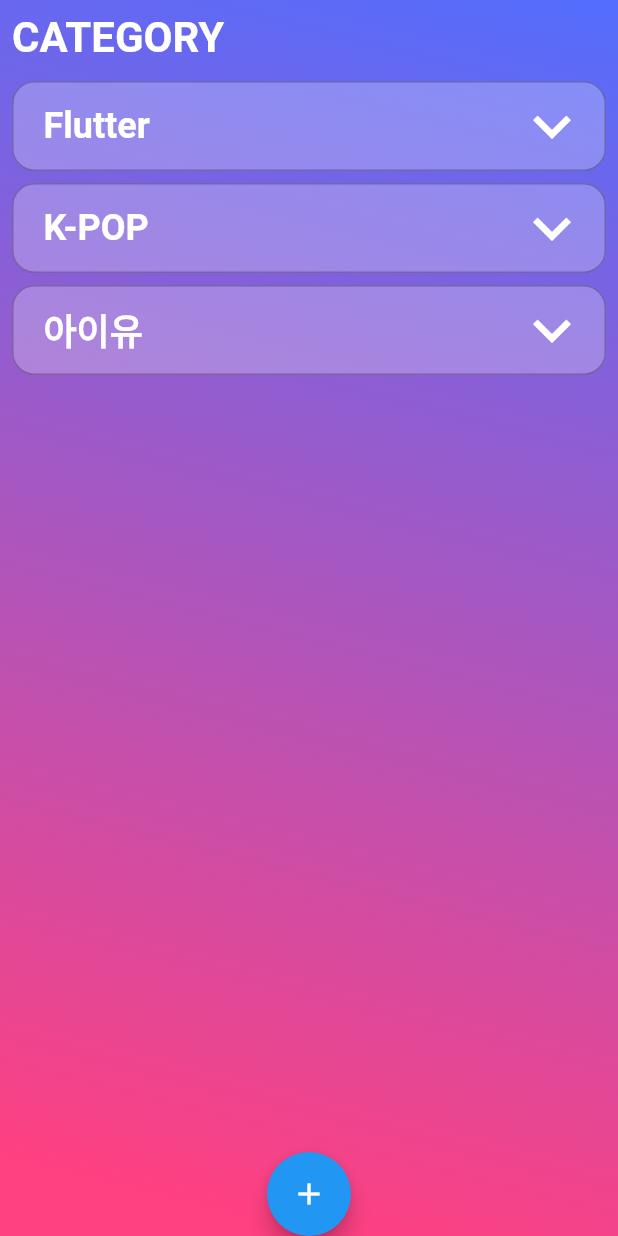
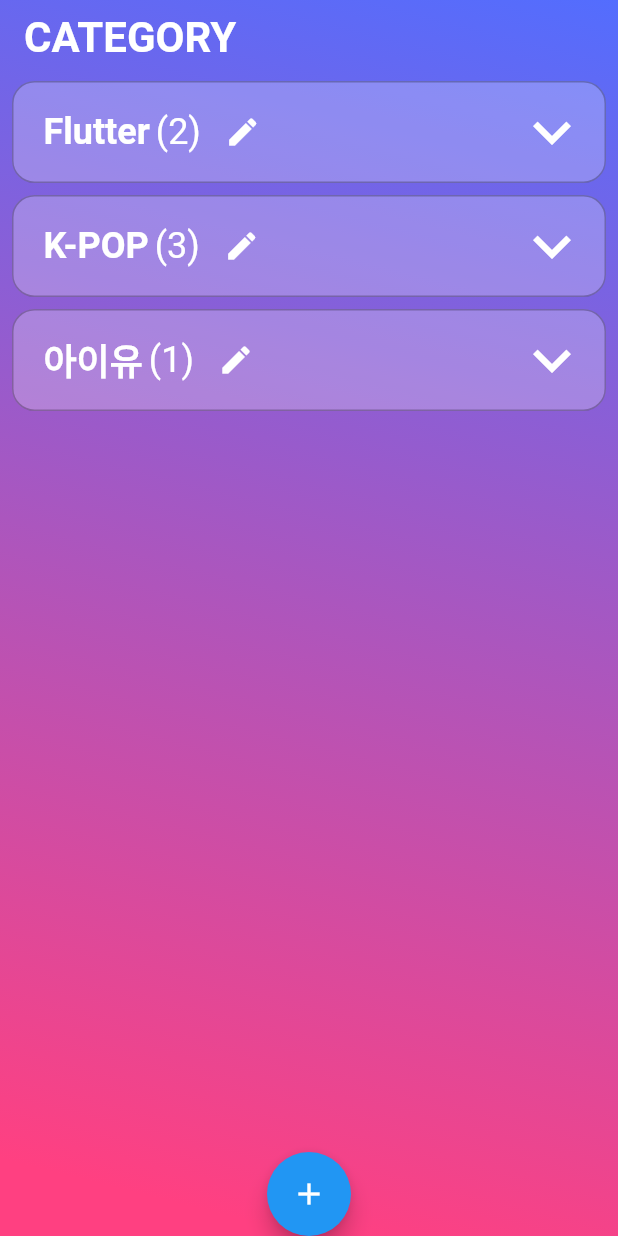
Before and after one commit to eic1223/flutter_youtube_categorizer, a Flutter app: the screen it shows after launch, on a phone screen of 412 x 824 dp. Run offline on Flutter 3.47's test engine with Material 2 defaults, Android fonts, the phone set to English and light mode, and no system bars; our stand-ins replace shared_preferences; missing offline and left inert: flutter_material_pickers, youtube_api.

Commit message:
developmeng: 70% todo :  - data save logics (provider?)  - restriction system between free users and paid users  - ui design

```diff
--- a/lib/main.dart
+++ b/lib/main.dart
@@ -80,7 +80,7 @@ class _HomeScreenState extends State<HomeScreen> {
                 child: Align(
                   alignment: Alignment.centerLeft,
                   child: Padding(
-                    padding: const EdgeInsets.all(8.0),
+                    padding: EdgeInsets.only(left: 16),
                     child: Text(
                       "CATEGORY",
                       style: TextStyle(
@@ -93,6 +93,7 @@ class _HomeScreenState extends State<HomeScreen> {
               ),
               Expanded(
                 child: ListView(
+                  scrollDirection: Axis.vertical,
                   children: List.generate(categories.length, (index) {
                     return CategoryButton(
                       categories[index],
--- a/lib/widget/category_button.dart
+++ b/lib/widget/category_button.dart
@@ -36,21 +36,47 @@ class _CategoryButtonState extends State<CategoryButton> {
         },*/
         child: Container(
           width: MediaQuery.of(context).size.width,
-          height: isExpanded ? 200 : 60,
+          height: isExpanded ? 172 : 68,
           child: Column(
             mainAxisAlignment:
                 isExpanded ? MainAxisAlignment.start : MainAxisAlignment.center,
             children: <Widget>[
-              Row(
+              Padding(
+                padding: const EdgeInsets.only(top: 8, bottom: 8),
+                child: Row(
                   mainAxisAlignment: MainAxisAlignment.spaceBetween,
                   children: <Widget>[
                     Padding(
                       padding: const EdgeInsets.only(left: 20.0),
-                    child: Text(widget.category.getCategoryName(),
+                      child: Row(
+                        children: <Widget>[
+                          Text(widget.category.getCategoryName(),
                               style: TextStyle(
                                   fontSize: 24,
                                   color: Colors.white,
                                   fontWeight: FontWeight.bold)),
+                          Padding(
+                            padding: const EdgeInsets.all(4.0),
+                            child:
+                                Text("(${widget.category.getChannelCount()})",
+                                    style: TextStyle(
+                                      fontSize: 24,
+                                      color: Colors.white,
+                                    )),
+                          ),
+                          InkWell(
+                            onTap: () =>
+                                {_navigateAndDisplaySelection(context)},
+                            child: Padding(
+                              padding: const EdgeInsets.all(12.0),
+                              child: Icon(
+                                Icons.edit,
+                                color: Colors.white,
+                              ),
+                            ),
+                          ),
+                        ],
+                      ),
                     ),
                     Padding(
                       padding: const EdgeInsets.only(right: 10.0),
@@ -75,77 +101,27 @@ class _CategoryButtonState extends State<CategoryButton> {
                     ),
                   ],
                 ),
+              ),
               isExpanded
                   ? Column(
+                      mainAxisAlignment: MainAxisAlignment.spaceAround,
+                      crossAxisAlignment: CrossAxisAlignment.start,
                       children: <Widget>[
-                        Row(
-                          mainAxisAlignment: MainAxisAlignment.start,
-                          children: <Widget>[
-                            for (Channel i in widget.category.getChannelList())
-                              InkWell(
-                                onTap: () => {
-                                  Navigator.push(
-                                    context,
-                                    MaterialPageRoute(
-                                        builder: (context) =>
-                                            VideoListScreen(i)),
-                                  )
+                        Padding(
+                          padding: const EdgeInsets.symmetric(vertical: 8.0),
+                          child: Container(
+                            height: 88,
+                            child: ListView.builder(
+                              scrollDirection: Axis.horizontal,
+                              shrinkWrap: true,
+                              itemCount:
+                                  widget.category.getChannelList().length,
+                              itemBuilder: (BuildContext context, int index) {
+                                return ChannelIcon(
+                                    widget.category.getChannelList()[index]);
                               },
-                                child: Container(
-                                    width: 100,
-                                    height: 100,
-                                    decoration: BoxDecoration(
-                                      color: Colors.transparent,
-                                    ),
-                                    child: Column(
-                                      children: <Widget>[
-                                        Container(
-                                          width: 50,
-                                          height: 50,
-                                          decoration: BoxDecoration(
-                                              borderRadius:
-                                                  BorderRadius.circular(15),
-                                              image: DecorationImage(
-                                                  image: NetworkImage(
-                                                      i.getChannelThumb()))),
-                                        ),
-                                        Padding(
-                                          padding: const EdgeInsets.all(4.0),
-                                          child: Text(
-                                            i.getChannelTitle(),
-                                            overflow: TextOverflow.ellipsis,
-                                            style: TextStyle(
-                                                color: Colors.white,
-                                                fontSize: 18,
-                                                fontWeight: FontWeight.bold),
                             ),
                           ),
-                                      ],
-                                    )),
-                              )
-                          ],
-                        ),
-                        Row(
-                          mainAxisAlignment: MainAxisAlignment.center,
-                          children: <Widget>[
-                            InkWell(
-                              onTap: () =>
-                                  {_navigateAndDisplaySelection(context)},
-                              child: Container(
-                                width: MediaQuery.of(context).size.width * 0.4,
-                                height: 40,
-                                decoration: BoxDecoration(
-                                    borderRadius: BorderRadius.circular(10),
-                                    border: Border.all(
-                                        width: 2, color: Colors.white),
-                                    color: Colors.transparent),
-                                child: Icon(
-                                  Icons.edit,
-                                  color: Colors.white,
-                                ),
-                              ),
-                            ),
-                          ],
                         ),
                       ],
                     )
@@ -182,3 +158,52 @@ class _CategoryButtonState extends State<CategoryButton> {
     print("꺼내자 : ");
   }
 }
+
+class ChannelIcon extends StatelessWidget {
+  ChannelIcon(
+    this.i,
+  );
+
+  final Channel i;
+
+  @override
+  Widget build(BuildContext context) {
+    return InkWell(
+      onTap: () => {
+        Navigator.push(
+          context,
+          MaterialPageRoute(builder: (context) => VideoListScreen(i)),
+        )
+      },
+      child: Container(
+          width: 100,
+          height: 100,
+          decoration: BoxDecoration(
+            color: Colors.transparent,
+          ),
+          child: Column(
+            children: <Widget>[
+              Container(
+                width: 50,
+                height: 50,
+                decoration: BoxDecoration(
+                    borderRadius: BorderRadius.circular(15),
+                    image: DecorationImage(
+                        image: NetworkImage(i.getChannelThumb()))),
+              ),
+              Padding(
+                padding: const EdgeInsets.all(4.0),
+                child: Text(
+                  i.getChannelTitle(),
+                  overflow: TextOverflow.ellipsis,
+                  style: TextStyle(
+                      color: Colors.white,
+                      fontSize: 18,
+                      fontWeight: FontWeight.bold),
+                ),
+              ),
+            ],
+          )),
+    );
+  }
+}
--- a/pubspec.yaml
+++ b/pubspec.yaml
@@ -32,6 +32,7 @@ dependencies:
   shared_preferences: ^0.5.7+3
   provider: ^4.1.3
   flutter_material_pickers: ^1.5.4
+  url_launcher: ^5.4.11
 
 dev_dependencies:
   flutter_test:
```
Also changed, not shown: lib/screen/channel_search_screen.dart (+25 -37 lines), lib/screen/video_list_screen.dart (+15 -4 lines), pubspec.lock, 2 other files. Lines whose indentation alone changed are shown as unchanged.
